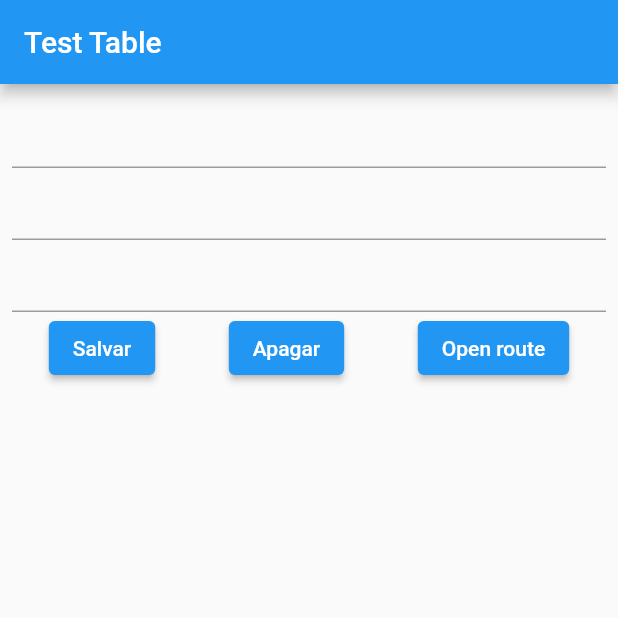
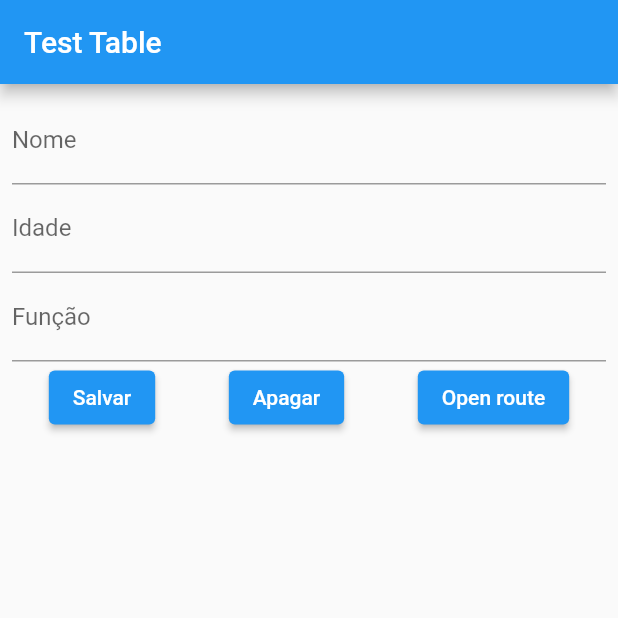
Before and after one commit to mucasantos/datatable_example, a Flutter app: the screen it shows after launch, on a phone screen of 412 x 824 dp, the top half of it. Run offline on Flutter 3.47's test engine with Material 2 defaults, Android fonts, the phone set to English and light mode, and no system bars.

Commit message:
Update textfield and add scrollview to table

```diff
--- a/lib/main.dart
+++ b/lib/main.dart
@@ -22,15 +22,7 @@ class _MyAppState extends State<MyApp> {
 
   TextEditingController funcaoController = TextEditingController();
 
-  List<DataRow> dadosTabela = [
-    const DataRow(
-      cells: <DataCell>[
-        DataCell(Text('Janine')),
-        DataCell(Text('43')),
-        DataCell(Text('Professor')),
-      ],
-    ),
-  ];
+  List<DataRow> dadosTabela = [];
 
   @override
   Widget build(BuildContext context) {
@@ -41,12 +33,18 @@ class _MyAppState extends State<MyApp> {
         child: Column(
           children: [
             TextField(
+              decoration: InputDecoration(
+                  hintText: "Digite o seu nome", labelText: "Nome"),
               controller: nomeController,
             ),
             TextField(
+              decoration:
+                  InputDecoration(hintText: "Sua idade", labelText: "Idade"),
               controller: idadeController,
             ),
             TextField(
+              decoration: InputDecoration(
+                  hintText: "Digite a sua função", labelText: "Função"),
               controller: funcaoController,
             ),
             Row(
@@ -66,6 +64,9 @@ class _MyAppState extends State<MyApp> {
                         ],
                       ),
                     );
+                    nomeController.text = "";
+                    idadeController.text = "";
+                    funcaoController.text = "";
 
                     Navigator.push(
                       context,
--- a/lib/tela2.dart
+++ b/lib/tela2.dart
@@ -11,8 +11,9 @@ class TelaNova extends StatelessWidget {
   @override
   Widget build(BuildContext context) {
     return Scaffold(
-      appBar: AppBar(title: Text("SEgunda tela")),
-      body: Column(
+      appBar: AppBar(title: Text("Segunda tela")),
+      body: SingleChildScrollView(
+        child: Column(
           children: [
             DataTable(columns: const <DataColumn>[
               DataColumn(
@@ -42,6 +43,7 @@ class TelaNova extends StatelessWidget {
             ], rows: dadosTabela!)
           ],
         ),
+      ),
     );
   }
 }
```
Lines whose indentation alone changed are shown as unchanged.
